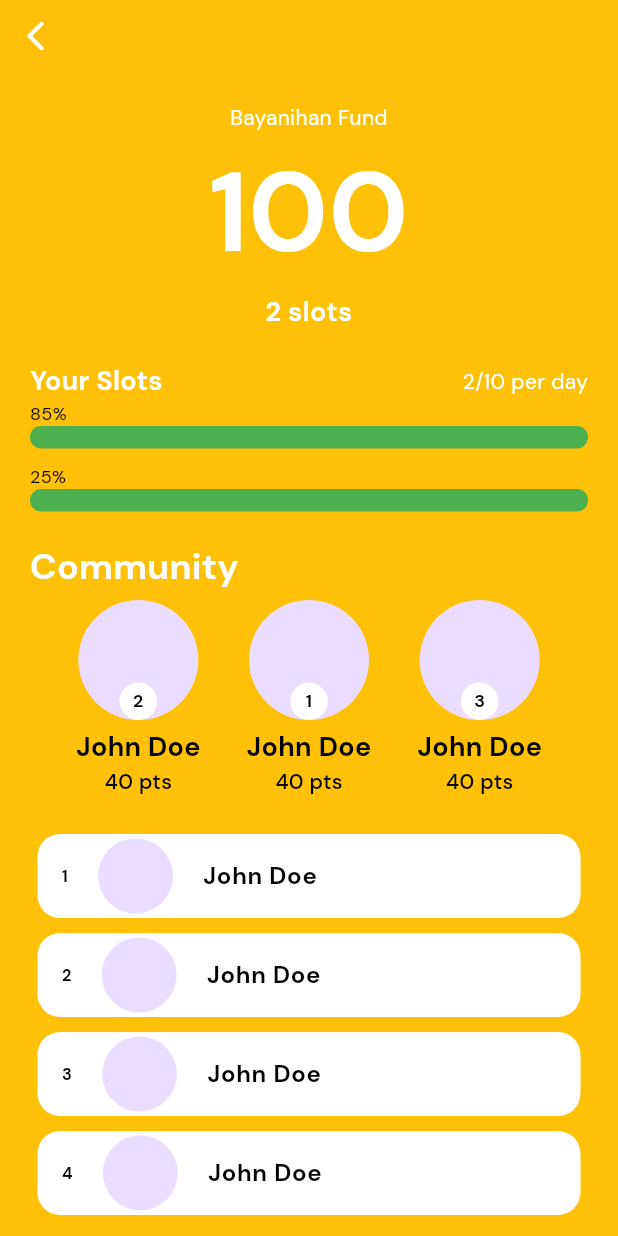
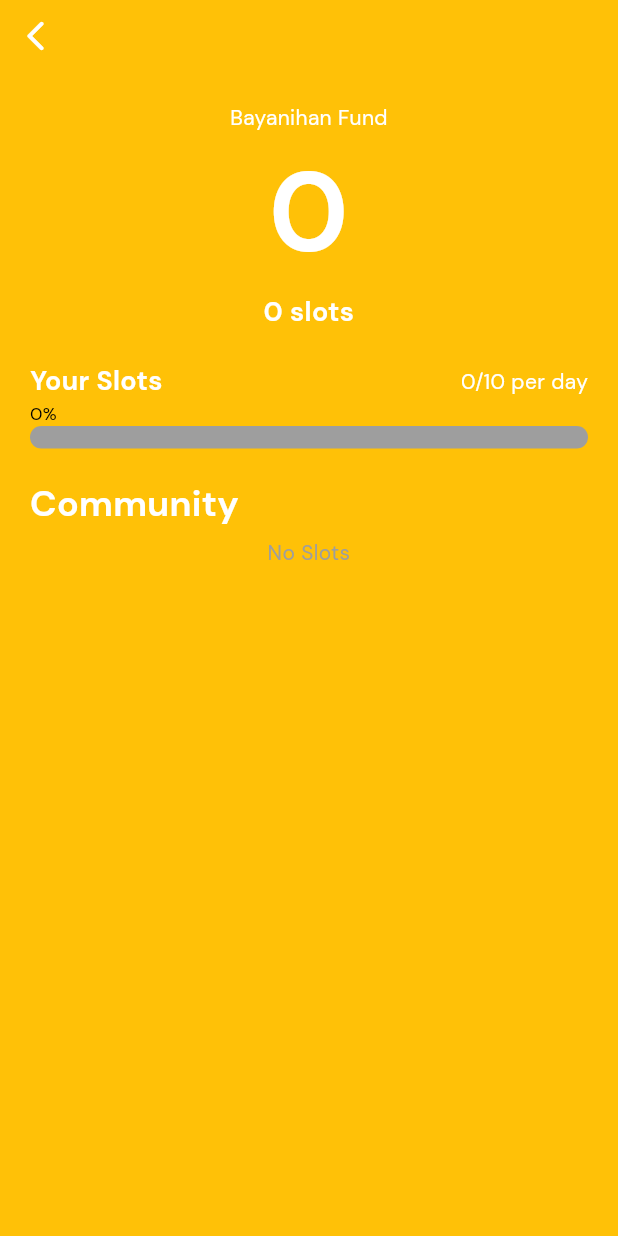
Before and after one commit to lansoyyy/juan_million, a Flutter app: the CustomerInventoryPage screen opened directly, on a phone screen of 412 x 824 dp. Run offline on Flutter 3.47's test engine with Material 3 defaults, Android fonts, the phone set to English and light mode, and no system bars; our stand-ins replace cloud_firestore, firebase_auth, firebase_core, fluttertoast, qr_flutter; missing offline and left inert: flutter_barcode_scanner; accounts and stored records are empty.

Commit message:
initial slots ui

```diff
--- a/lib/screens/pages/customer/inventory_page.dart
+++ b/lib/screens/pages/customer/inventory_page.dart
@@ -45,7 +45,7 @@ class _CustomerInventoryPageState extends State<CustomerInventoryPage> {
               ),
               Center(
                 child: TextWidget(
-                  text: '100',
+                  text: '0',
                   fontFamily: 'Bold',
                   fontSize: 75,
                   color: Colors.white,
@@ -55,7 +55,7 @@ class _CustomerInventoryPageState extends State<CustomerInventoryPage> {
                 child: Column(
                   children: [
                     TextWidget(
-                      text: '2 slots',
+                      text: '0 slots',
                       fontSize: 18,
                       color: Colors.white,
                       fontFamily: 'Bold',
@@ -81,7 +81,7 @@ class _CustomerInventoryPageState extends State<CustomerInventoryPage> {
                           fontFamily: 'Bold',
                         ),
                         TextWidget(
-                          text: '2/10 per day',
+                          text: '0/10 per day',
                           fontSize: 14,
                           color: Colors.white,
                           fontFamily: 'Regular',
@@ -89,7 +89,7 @@ class _CustomerInventoryPageState extends State<CustomerInventoryPage> {
                       ],
                     ),
                     TextWidget(
-                      text: '85%',
+                      text: '0%',
                       fontSize: 12,
                       color: Colors.black,
                       fontFamily: 'Regular',
@@ -98,23 +98,7 @@ class _CustomerInventoryPageState extends State<CustomerInventoryPage> {
                       width: double.infinity,
                       height: 15,
                       decoration: BoxDecoration(
-                          color: Colors.green,
-                          borderRadius: BorderRadius.circular(100)),
-                    ),
-                    const SizedBox(
-                      height: 10,
-                    ),
-                    TextWidget(
-                      text: '25%',
-                      fontSize: 12,
-                      color: Colors.black,
-                      fontFamily: 'Regular',
-                    ),
-                    Container(
-                      width: double.infinity,
-                      height: 15,
-                      decoration: BoxDecoration(
-                          color: Colors.green,
+                          color: Colors.grey,
                           borderRadius: BorderRadius.circular(100)),
                     ),
                     const SizedBox(
@@ -129,71 +113,79 @@ class _CustomerInventoryPageState extends State<CustomerInventoryPage> {
                     const SizedBox(
                       height: 5,
                     ),
-                    Row(
-                      mainAxisAlignment: MainAxisAlignment.spaceEvenly,
-                      children: [
-                        for (int i = 0; i < 3; i++)
-                          Stack(
-                            children: [
-                              Column(
-                                mainAxisAlignment: MainAxisAlignment.center,
-                                crossAxisAlignment: CrossAxisAlignment.center,
-                                children: [
-                                  CircleAvatar(
-                                    maxRadius: 40,
-                                    minRadius: 40,
-                                    child: Padding(
-                                      padding: const EdgeInsets.only(top: 20),
-                                      child: Align(
-                                        alignment: Alignment.bottomCenter,
-                                        child: Container(
-                                          height: 25,
-                                          width: 25,
-                                          decoration: const BoxDecoration(
-                                            shape: BoxShape.circle,
-                                            color: Colors.white,
-                                          ),
-                                          child: Center(
-                                            child: TextWidget(
-                                              text: i == 0
-                                                  ? '2'
-                                                  : i == 1
-                                                      ? '1'
-                                                      : '3',
-                                              fontSize: 12,
-                                              fontFamily: 'Bold',
-                                            ),
-                                          ),
-                                        ),
-                                      ),
-                                    ),
-                                  ),
-                                  const SizedBox(
-                                    height: 5,
-                                  ),
-                                  TextWidget(
-                                    text: 'John Doe',
-                                    fontSize: 18,
-                                    fontFamily: 'Bold',
-                                  ),
-                                  TextWidget(
-                                    text: '40 pts',
-                                    fontSize: 14,
-                                    fontFamily: 'Medium',
-                                  ),
-                                ],
-                              ),
-                            ],
-                          ),
-                      ],
+                    Center(
+                      child: TextWidget(
+                        text: 'No Slots',
+                        fontSize: 14,
+                        fontFamily: 'Regular',
+                        color: Colors.grey,
+                      ),
                     ),
+                    // Row(
+                    //   mainAxisAlignment: MainAxisAlignment.spaceEvenly,
+                    //   children: [
+                    //     for (int i = 0; i < 3; i++)
+                    //       Stack(
+                    //         children: [
+                    //           Column(
+                    //             mainAxisAlignment: MainAxisAlignment.center,
+                    //             crossAxisAlignment: CrossAxisAlignment.center,
+                    //             children: [
+                    //               CircleAvatar(
+                    //                 maxRadius: 40,
+                    //                 minRadius: 40,
+                    //                 child: Padding(
+                    //                   padding: const EdgeInsets.only(top: 20),
+                    //                   child: Align(
+                    //                     alignment: Alignment.bottomCenter,
+                    //                     child: Container(
+                    //                       height: 25,
+                    //                       width: 25,
+                    //                       decoration: const BoxDecoration(
+                    //                         shape: BoxShape.circle,
+                    //                         color: Colors.white,
+                    //                       ),
+                    //                       child: Center(
+                    //                         child: TextWidget(
+                    //                           text: i == 0
+                    //                               ? '2'
+                    //                               : i == 1
+                    //                                   ? '1'
+                    //                                   : '3',
+                    //                           fontSize: 12,
+                    //                           fontFamily: 'Bold',
+                    //                         ),
+                    //                       ),
+                    //                     ),
+                    //                   ),
+                    //                 ),
+                    //               ),
+                    //               const SizedBox(
+                    //                 height: 5,
+                    //               ),
+                    //               TextWidget(
+                    //                 text: 'John Doe',
+                    //                 fontSize: 18,
+                    //                 fontFamily: 'Bold',
+                    //               ),
+                    //               TextWidget(
+                    //                 text: '40 pts',
+                    //                 fontSize: 14,
+                    //                 fontFamily: 'Medium',
+                    //               ),
+                    //             ],
+                    //           ),
+                    //         ],
+                    //       ),
+                    //   ],
+                    // ),
                     const SizedBox(
                       height: 20,
                     ),
                     SizedBox(
                       height: 300,
                       child: ListView.builder(
-                        itemCount: 4,
+                        itemCount: 0,
                         itemBuilder: (context, index) {
                           return Padding(
                             padding: const EdgeInsets.all(5.0),
```
